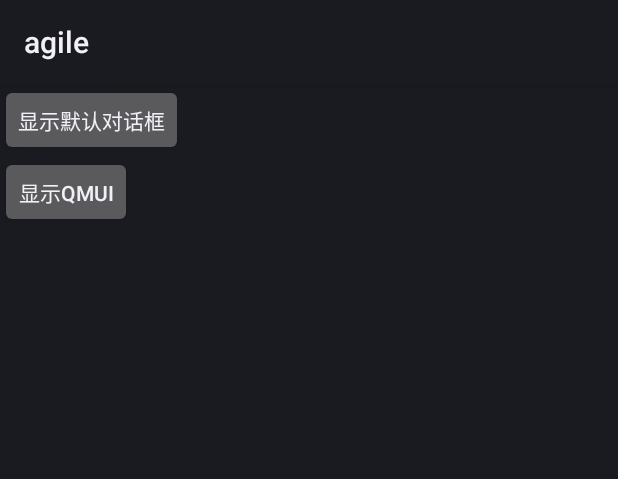
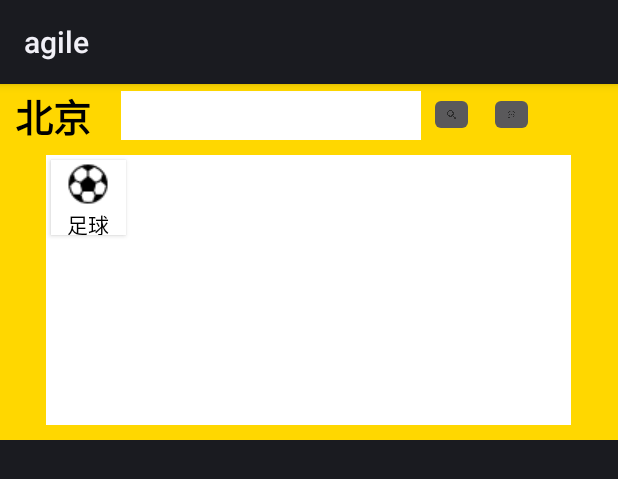
Before and after one commit to xry224/AgileFinalWork, an Android app: the layout main.xml on its own in the app's theme, with its tools: preview values and no code run, on a phone screen of 412 x 824 dp. Shown: the top 479 px of the screen. Run offline under Robolectric (Android 15) with nearby library versions, the phone set to English and light mode, and no system bars.

Commit message:
第一次页面设计

```diff
--- a/src/main/AndroidManifest.xml
+++ b/src/main/AndroidManifest.xml
@@ -9,7 +9,8 @@
                  android:theme="@style/AppTheme" tools:ignore="GoogleAppIndexingWarning">
         <activity
                 android:name="View.MainActivity"
-                android:label="maintest" >
+                android:theme="@style/Theme.AppCompat.Light.NoActionBar"
+                android:label="出游" >
             <intent-filter>
                 <action android:name="android.intent.action.MAIN" />
                 <category android:name="android.intent.category.LAUNCHER" />
--- a/src/main/java/View/MainActivity.java
+++ b/src/main/java/View/MainActivity.java
@@ -4,7 +4,9 @@ import android.app.*;
 import android.content.Context;
 import android.content.DialogInterface;
 import android.os.Bundle;
+import android.provider.MediaStore;
 import android.view.View;
+import android.widget.ImageButton;
 import android.widget.Toast;
 import androidx.appcompat.app.AppCompatActivity;
 import com.example.agile.R;
@@ -14,5 +16,25 @@ public class MainActivity extends AppCompatActivity {
     protected void onCreate(Bundle savedInstanceState) {
         super.onCreate(savedInstanceState);
         setContentView(R.layout.main);
+        //Button bind
+        ImageButton searchButton = findViewById(R.id.searchButton);
+        ImageButton messageButton = findViewById(R.id.messageButton);
+
+        searchButton.setOnClickListener(new View.OnClickListener(){
+            @Override
+            public void onClick(View v) {
+
+            }
+        });
+        messageButton.setOnClickListener(new View.OnClickListener(){
+            @Override
+            public void onClick(View v) {
+
+            }
+        });
+    }
+
+    public void clickLocation(View v) {
+
     }
 }
--- a/src/main/res/layout/main.xml
+++ b/src/main/res/layout/main.xml
@@ -1,19 +1,68 @@
 <?xml version="1.0" encoding="utf-8"?>
 <LinearLayout xmlns:android="http://schemas.android.com/apk/res/android"
-              android:orientation="vertical"
-              android:layout_width="match_parent"
-              android:layout_height="match_parent">
-    <Button
-            android:id="@+id/button_showDefaultDialog"
-            android:layout_width="wrap_content"
-            android:layout_height="wrap_content"
-            android:onClick="onClickShowDefaultDialog"
-            android:text="显示默认对话框"/>
+              xmlns:tools="http://schemas.android.com/tools" android:layout_width="match_parent"
+              android:layout_height="match_parent" android:orientation="vertical">
+    <LinearLayout android:layout_width="match_parent"
+                  android:id="@+id/topBar"
+                  android:layout_height="wrap_content"
+                  android:orientation="horizontal"
+                  android:background="@color/gold">
+        <TextView android:layout_height="35dp"
+                  android:id="@+id/mainLocation"
+                  android:layout_marginStart="10dp"
+                  android:layout_marginTop="2dp"
+                  android:text="@string/defaultLocation"
+                  android:textColor="@color/black"
+                  android:textStyle="bold"
+                  android:clickable="true"
+                  android:onClick="clickLocation"
+                  android:textSize="25sp"
+                  android:layout_width="wrap_content"/>
+        <EditText android:layout_width="200dp"
+                  android:hint="搜索"
+                  android:layout_marginTop="2dp"
+                  android:background="@color/white"
+                  android:textColor="@color/black"
+                  android:layout_marginStart="20dp"
+                  android:id="@+id/mainSearch"
+                  android:textSize="25sp"
+                  android:layout_height="35dp"/>
+        <ImageButton android:layout_width="30dp"
+                     android:layout_marginTop="5dp"
+                     android:layout_marginStart="5dp"
+                     android:id="@+id/searchButton"
+                     android:scaleType="fitCenter"
+                     android:src="@drawable/search"
+                     android:layout_height="30dp" style="@style/ImageButton.Compat"/>
+        <ImageButton android:layout_width="30dp"
+                     android:layout_marginTop="5dp"
+                     android:layout_marginStart="10dp"
+                     android:id="@+id/messageButton"
+                     android:scaleType="fitCenter"
+                     android:src="@drawable/message"
+                     android:layout_height="30dp" style="@style/ImageButton.Compat"/>
+    </LinearLayout>
+    <LinearLayout android:layout_width="match_parent"
+                  android:id="@+id/findLinear"
+                  android:background="@color/gold"
+                  android:gravity="center"
+                  android:layout_height="200dp">
+        <FrameLayout android:id="@+id/gridFrame"
+                     android:background="@color/white"
+                     android:layout_gravity="center"
+                     android:layout_width="350dp"
+                     android:layout_height="180dp">
+            <Button android:id="@+id/footballButton"
+                    android:layout_width="50dp"
+                    android:layout_marginTop="3dp"
+                    android:layout_marginStart="3dp"
+                    android:textColor="@color/black"
+                    android:text="足球"
+                    android:background="@color/white"
+                    android:gravity="center"
+                    android:drawableTop="@drawable/football32"
+                    android:layout_height="50dp"/>
+        </FrameLayout>
+    </LinearLayout>
 
-    <Button
-            android:id="@+id/button_showQMUIDialog"
-            android:layout_width="wrap_content"
-            android:layout_height="wrap_content"
-            android:onClick="onClickShowQMUIDialog"
-            android:text="显示QMUI"/>
 </LinearLayout>
--- a/src/main/res/values/colors.xml
+++ b/src/main/res/values/colors.xml
@@ -3,4 +3,11 @@
     <color name="colorPrimary">#008577</color>
     <color name="colorPrimaryDark">#00574B</color>
     <color name="colorAccent">#D81B60</color>
+    <color name="orange">#FF4500</color>
+    <color name="Red">#FF0000</color>
+    <color name="Green">#00FF00</color>
+    <color name="black">#000000</color>
+    <color name="white">#FFFFFF</color>
+    <color name="blue">#0000FF</color>
+    <color name="gold">#FFD700</color>
 </resources>
--- a/src/main/res/values/strings.xml
+++ b/src/main/res/values/strings.xml
@@ -1,3 +1,4 @@
 <resources>
     <string name="app_name">agile</string>
+    <string name="defaultLocation">北京</string>
 </resources>
```
Also changed, not shown: src/main/res/drawable/football_small.png (deleted), src/main/res/drawable/playingcard_small.png.
